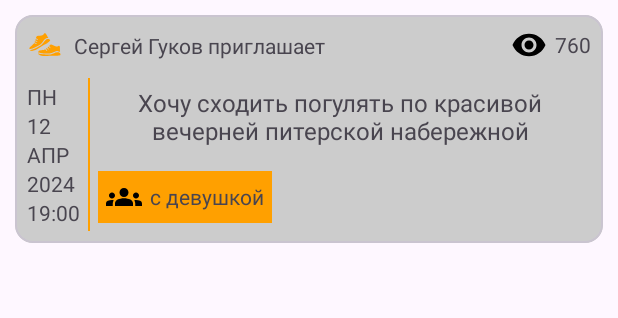
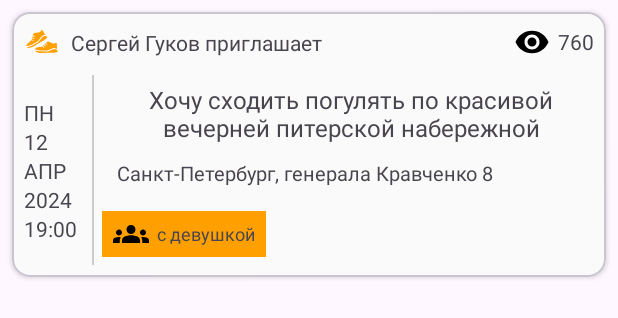
Before and after one commit to VopRos-ZP/Meetpeople, an Android app: the layout meeting_card.xml on its own in the app's theme, with its tools: preview values and no code run, on a phone screen of 412 x 824 dp. Shown: the top 318 px of the screen. Run offline under Robolectric (Android 15) with nearby library versions, the phone set to English and light mode, and no system bars.

Commit message:
Update design concept

```diff
--- a/app/src/main/res/layout/meeting_card.xml
+++ b/app/src/main/res/layout/meeting_card.xml
@@ -4,12 +4,14 @@
     xmlns:tools="http://schemas.android.com/tools"
     android:layout_width="match_parent"
     android:layout_height="wrap_content"
-    android:layout_margin="10dp">
+    android:backgroundTint="#fafafa"
+    app:cardElevation="2dp"
+    android:layout_margin="8dp">
 
     <androidx.constraintlayout.widget.ConstraintLayout
         android:layout_width="match_parent"
         android:layout_height="wrap_content"
-        android:background="#ccc"
+
         android:padding="8dp">
 
         <androidx.constraintlayout.widget.ConstraintLayout
@@ -103,8 +105,8 @@
             android:id="@+id/view"
             android:layout_width="1dp"
             android:layout_height="0dp"
-            android:layout_marginStart="5dp"
-            android:background="@color/main"
+            android:layout_marginStart="10dp"
+            android:background="#ccc"
             app:layout_constraintBottom_toBottomOf="parent"
             app:layout_constraintStart_toEndOf="@id/ll_dateInfo"
             app:layout_constraintTop_toBottomOf="@id/ll_authorInfo" />
@@ -114,6 +116,8 @@
             android:layout_width="0dp"
             android:layout_height="wrap_content"
             android:layout_marginBottom="5dp"
+            android:layout_marginStart="10dp"
+            android:orientation="vertical"
             android:padding="5dp"
             app:layout_constraintBottom_toTopOf="@id/info"
             app:layout_constraintEnd_toEndOf="parent"
@@ -125,7 +129,14 @@
                 android:layout_height="wrap_content"
                 android:text="Хочу сходить погулять по красивой вечерней питерской набережной"
                 android:textAlignment="center"
+                android:layout_marginBottom="10dp"
                 android:textSize="16sp" />
+
+            <TextView
+                android:layout_width="match_parent"
+                android:layout_height="wrap_content"
+                android:text="Санкт-Петербург, генерала Кравченко 8"
+                android:textSize="13sp" />
 
         </LinearLayout>
 
@@ -144,7 +155,11 @@
                 android:layout_height="wrap_content"
                 android:background="@color/main"
                 android:drawablePadding="5dp"
-                android:padding="5dp"
+                android:textSize="12sp"
+                android:paddingTop="3dp"
+                android:paddingBottom="3dp"
+                android:paddingStart="7dp"
+                android:paddingEnd="7dp"
                 android:gravity="center_vertical"
                 android:text="с девушкой"
                 app:drawableStartCompat="@drawable/icon_groups" />
```
